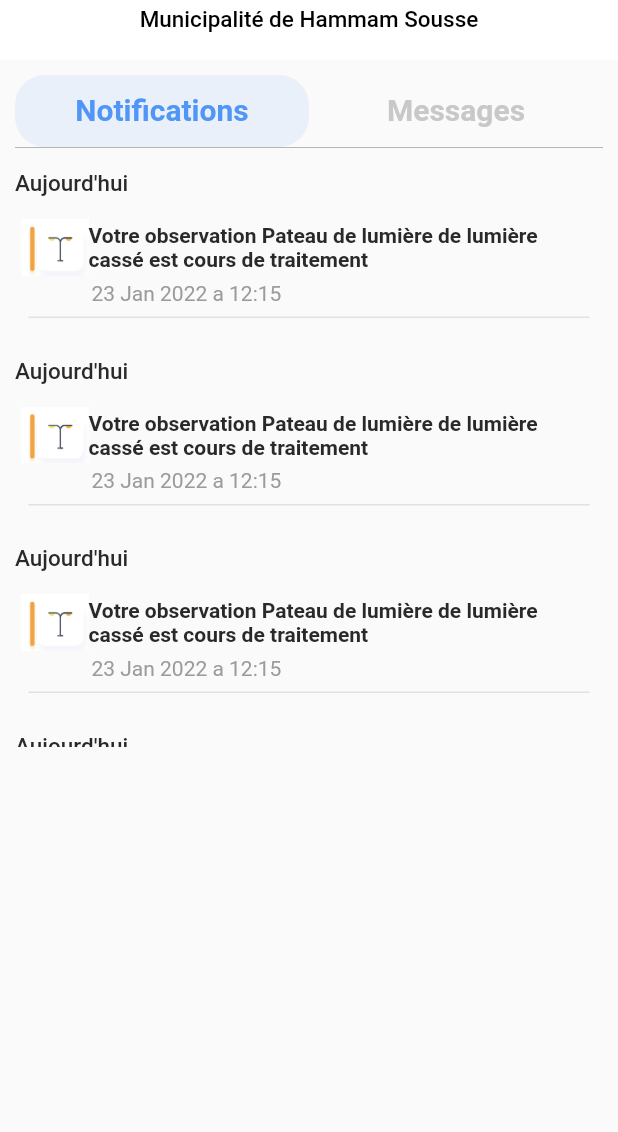
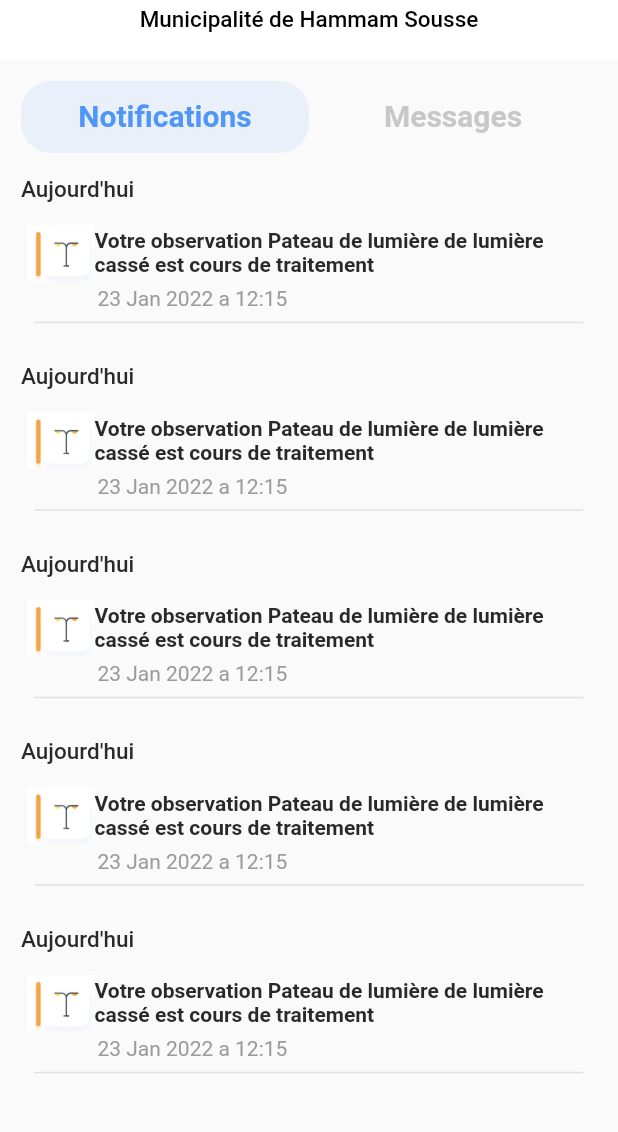
Before and after one commit to aymen2709/FlutterProject-rawia, a Flutter app: the Notifications screen opened directly, on a phone screen of 412 x 824 dp, the part 90-1222 px from its top. Run offline on Flutter 3.47's test engine with Material 2 defaults, Android fonts, the phone set to English and light mode, and no system bars; our stand-ins replace flutter_feather_icons, flutter_switch, fluttericon, font_awesome_flutter, google_maps_flutter; Roboto replaces fonts that are missing (Brand Bold).

Commit message:
first commit

```diff
--- a/lib/Notifications.dart
+++ b/lib/Notifications.dart
@@ -53,15 +53,12 @@ class _Notifications extends State<Notifications> {
             )
           ],
           backgroundColor: Colors.white),
-        body:new Container(
-            padding: new EdgeInsets.all(10.0),
-            child:new Column(
-                crossAxisAlignment: CrossAxisAlignment.center,
-                children: [
-    DefaultTabController(
-    length: 2, // length of tabs
-    initialIndex: 0,
-    child: Column(crossAxisAlignment: CrossAxisAlignment.stretch, children: <Widget>[
+      body: Container(
+          padding: new EdgeInsets.all(14.0),
+          child:DefaultTabController(
+            length: 2,
+            child: Column(
+              children: <Widget>[
                 Container(
             child: Theme(
                 data: ThemeData(
@@ -82,19 +79,11 @@ class _Notifications extends State<Notifications> {
                         Tab(text: 'Notifications'),
                         Tab(text: 'Messages'),
                       ],
-    )),
-    ),
+                    ))),
+                Expanded(
+                  child: Container(
+                    child: TabBarView(children: [
                       Container(
-       //height:MediaQuery.of(context).size.height,
-        height: 400,
-        decoration: BoxDecoration(
-    border: Border(top: BorderSide(color: Colors.grey, width: 0.5)
-    )
-    ),
-    child: TabBarView(
-        children: <Widget>[
-    Container(
-      child:Expanded(
                           child:ListView.builder(
                               shrinkWrap: true,
                               itemCount: 5,
@@ -169,11 +158,8 @@ class _Notifications extends State<Notifications> {
                                 );
                               }
                           )),
-    ),
+
                       Container(
-        padding: new EdgeInsets.all(2.0),
-
-        child:Expanded(
                           child:ListView.builder(
                               shrinkWrap: true,
                               itemCount: 5,
@@ -246,12 +232,12 @@ class _Notifications extends State<Notifications> {
                                 );
                               }
                           ))
+                    ]),
                   ),
-    ])
                 )
-  ])
-    )
-    ]))
+              ],
+            ),
+          )),
     );
 
   }}
```
Lines whose indentation alone changed are shown as unchanged.
